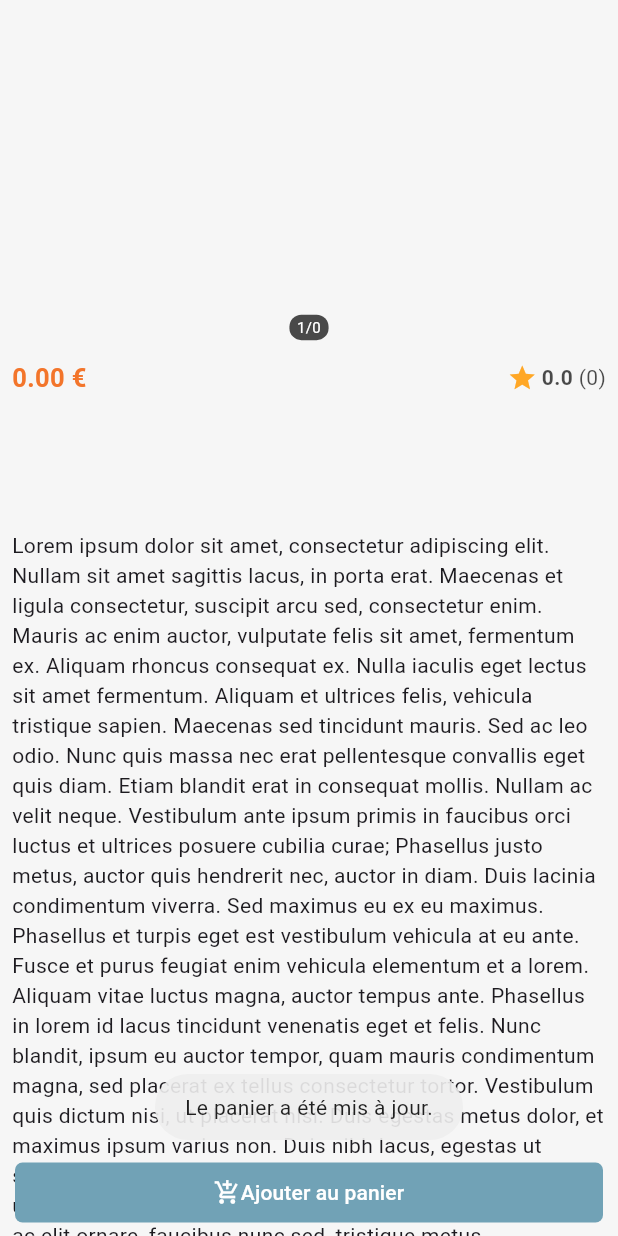
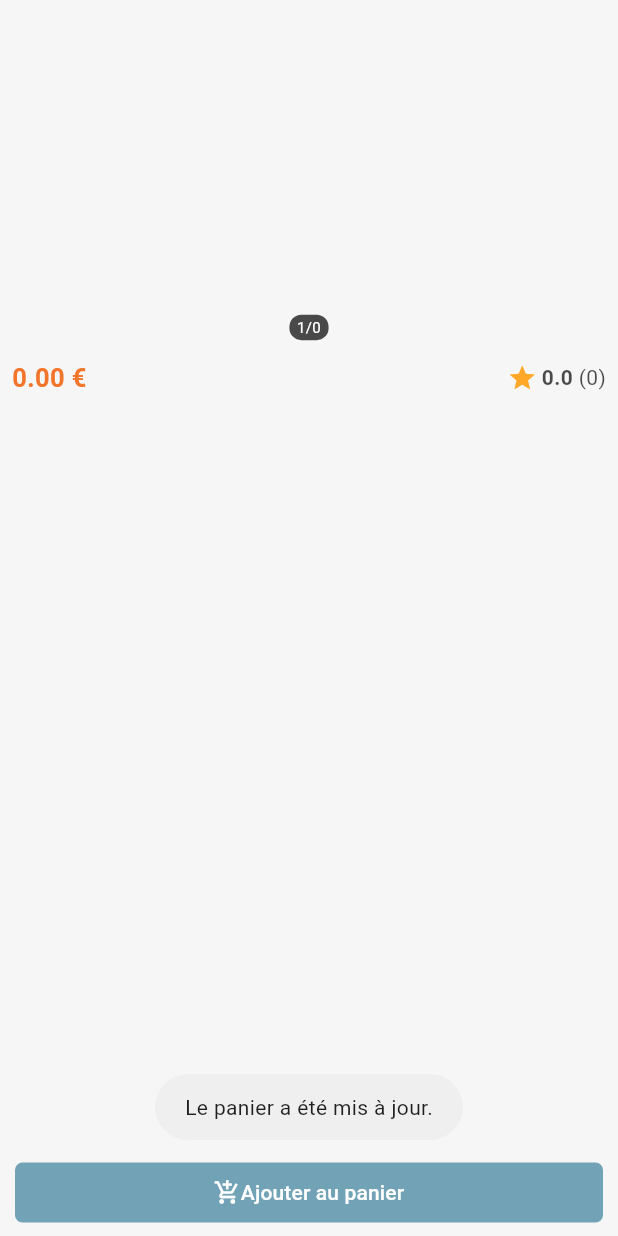
Before and after one commit to Azrael80/shop-test, a Flutter app: the ProductScreen widget shown alone on an empty page, opened directly with empty values, after a tap on "Ajouter au panier", on a phone screen of 412 x 824 dp. Run offline on Flutter 3.47's test engine with Material 2 defaults, Android fonts, the phone set to English and light mode, and no system bars; drawn by our look-alikes of carousel_slider; our stand-ins replace bloc, equatable, flutter_bloc, fluttertoast, rxdart; network calls fail.

Commit message:
Remove lorem ipsum

```diff
--- a/lib/features/products/presentation/pages/product/product_screen.dart
+++ b/lib/features/products/presentation/pages/product/product_screen.dart
@@ -30,12 +30,7 @@ class ProductScreen extends StatelessWidget {
                 _buildTitle(),
                 Padding(
                   padding: const EdgeInsets.all(8.0),
-                  child: Text(
-                    '${product.description}\n\n'
-                    'Lorem ipsum dolor sit amet, consectetur adipiscing elit. Nullam sit amet sagittis lacus, in porta erat. Maecenas et ligula consectetur, suscipit arcu sed, consectetur enim. Mauris ac enim auctor, vulputate felis sit amet, fermentum ex. Aliquam rhoncus consequat ex. Nulla iaculis eget lectus sit amet fermentum. Aliquam et ultrices felis, vehicula tristique sapien. Maecenas sed tincidunt mauris. Sed ac leo odio. Nunc quis massa nec erat pellentesque convallis eget quis diam. Etiam blandit erat in consequat mollis. Nullam ac velit neque. Vestibulum ante ipsum primis in faucibus orci luctus et ultrices posuere cubilia curae; Phasellus justo metus, auctor quis hendrerit nec, auctor in diam. Duis lacinia condimentum viverra. Sed maximus eu ex eu maximus. Phasellus et turpis eget est vestibulum vehicula at eu ante.'
-                    '\nFusce et purus feugiat enim vehicula elementum et a lorem. Aliquam vitae luctus magna, auctor tempus ante. Phasellus in lorem id lacus tincidunt venenatis eget et felis. Nunc blandit, ipsum eu auctor tempor, quam mauris condimentum magna, sed placerat ex tellus consectetur tortor. Vestibulum quis dictum nisi, ut placerat nisi. Duis egestas metus dolor, et maximus ipsum varius non. Duis nibh lacus, egestas ut suscipit a, iaculis sit amet arcu. Etiam et magna turpis. Duis ut lectus consectetur, euismod arcu id, posuere purus. Nunc ac elit ornare, faucibus nunc sed, tristique metus.'
-                    '\nSuspendisse tempus rhoncus dolor, a mollis dolor dignissim vel. Donec egestas imperdiet turpis nec pulvinar. Integer eget fermentum ipsum, et eleifend dolor. In aliquam sed leo quis rutrum. Nam posuere enim id hendrerit tempor. Aliquam facilisis enim vitae orci lobortis tincidunt. Sed sit amet purus tristique, posuere justo lacinia, commodo tortor. Maecenas egestas ultrices dignissim. ',
-                  ),
+                  child: Text('${product.description}'),
                 ),
                 const SizedBox(height: 80),
               ],
```
